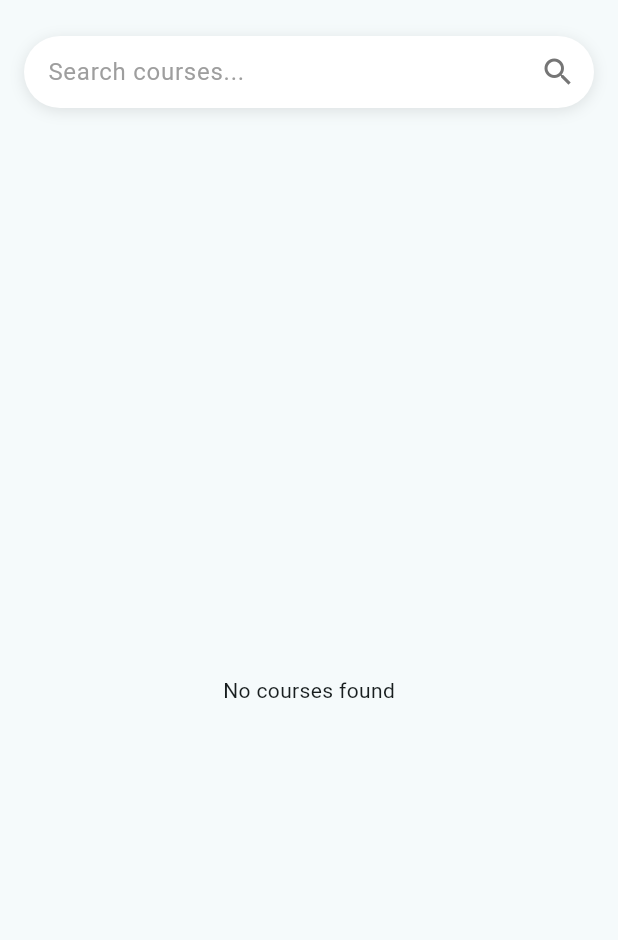
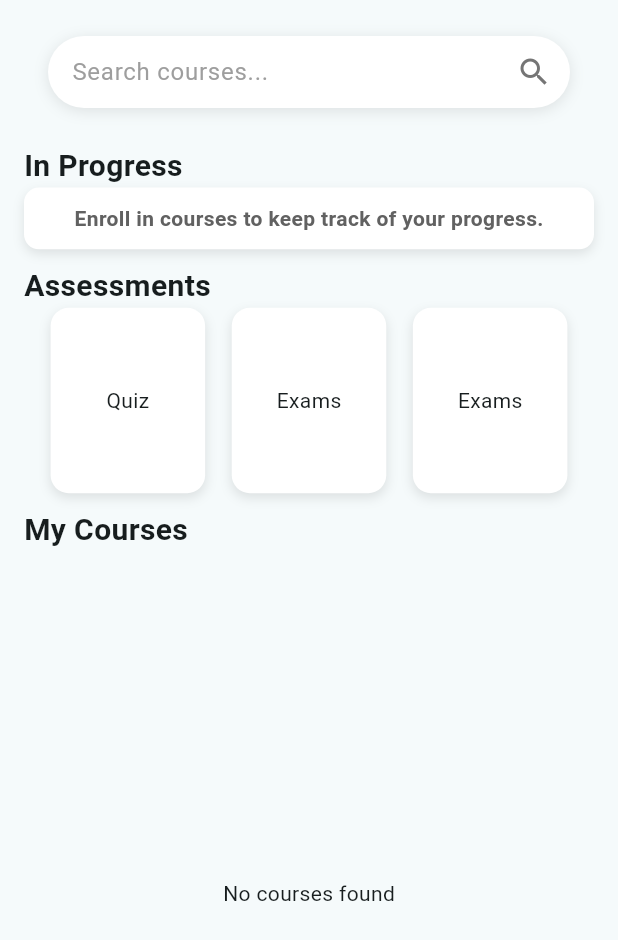
Before and after one commit to wame2-web/EduReach, a Flutter app: the StudentContent screen opened directly, on a phone screen of 412 x 824 dp. Shown: the top 940 px of the screen. Run offline on Flutter 3.47's test engine with Material 3 defaults, Android fonts, the phone set to English and light mode, and no system bars; our stand-ins replace cached_network_image, cloud_firestore, firebase_auth, firebase_core, firebase_storage, flutter_cache_manager and 1 more; missing offline and left inert: file_icon; accounts and stored records are empty.

Commit message:
Feat: add assessments

```diff
--- a/lib/features/personalisation/views/student/dashboard_content.dart
+++ b/lib/features/personalisation/views/student/dashboard_content.dart
@@ -19,8 +19,17 @@ class _StudentContentState extends State<StudentContent> {
 
   @override
   Widget build(BuildContext context) {
+
+    // Get Device Screen Size
+    final double screenSizeWidth = MediaQuery.of(context).size.width;
+    final double screenSizeHeight = MediaQuery.of(context).size.height;
+
     return Scaffold(
-      body: Column(
+      body: Padding(
+        padding: const EdgeInsets.only(left: 16.0, right: 16.0),
+        child: Column(
+          mainAxisAlignment: MainAxisAlignment.start,
+          crossAxisAlignment: CrossAxisAlignment.start,
           children: [
 
             const SizedBox(height: 16),
@@ -37,6 +46,138 @@ class _StudentContentState extends State<StudentContent> {
             ),
 
             const SizedBox(height: 16),
+
+            Container(
+              child: Column(
+                mainAxisAlignment: MainAxisAlignment.start,
+                crossAxisAlignment: CrossAxisAlignment.start,
+                children: [
+
+                  // In progress text
+                  Text(
+                    "In Progress",
+                    style: TextStyle(
+                      fontSize: 20,
+                      fontWeight: FontWeight.bold,
+                    ),
+                  ),
+
+                  Container(
+                    width: screenSizeWidth ,
+                    height: screenSizeHeight * 0.05,
+                    // padding: EdgeInsets.all(5),
+                    alignment: Alignment.center,
+                    decoration: BoxDecoration(
+                      color: Colors.white,
+                      borderRadius: BorderRadius.circular(10),
+                      boxShadow: [
+                        BoxShadow(
+                          color: Colors.black.withOpacity(0.1),
+                          blurRadius: 6,
+                          offset: const Offset(0, 3),
+                        ),
+                      ],
+                    ),
+                    child: Text(
+                      "Enroll in courses to keep track of your progress.",
+                      style: TextStyle(
+                        fontSize: 14,
+                        fontWeight: FontWeight.bold,
+                        color: Colors.grey.shade700
+                      ),
+                    ),
+                  ),
+                ],
+              ),
+            ),
+
+            const SizedBox(height: 10),
+
+            Text(
+              "Assessments",
+              style: TextStyle(
+                fontSize: 20,
+                fontWeight: FontWeight.bold,
+              ),
+            ),
+
+            Row(
+              mainAxisAlignment: MainAxisAlignment.spaceEvenly,
+              children: [
+
+                // Quiz
+                Container(
+                  width: screenSizeWidth * 0.25,
+                  height: screenSizeHeight * 0.15,
+                  alignment: Alignment.center,
+                  decoration: BoxDecoration(
+                    color: Colors.white,
+                    borderRadius: BorderRadius.circular(12),
+                    boxShadow: [
+                      BoxShadow(
+                        color: Colors.black.withOpacity(0.1),
+                        blurRadius: 6,
+                        offset: const Offset(0, 3),
+                      ),
+                    ],
+                  ),
+
+                  child: Text("Quiz"),
+                ),
+
+                // Exams
+                Container(
+                  width: screenSizeWidth * 0.25,
+                  height: screenSizeHeight * 0.15,
+                  alignment: Alignment.center,
+                  decoration: BoxDecoration(
+                    color: Colors.white,
+                    borderRadius: BorderRadius.circular(12),
+                    boxShadow: [
+                      BoxShadow(
+                        color: Colors.black.withOpacity(0.1),
+                        blurRadius: 6,
+                        offset: const Offset(0, 3),
+                      ),
+                    ],
+                  ),
+
+                  child: Text("Exams"),
+                ),
+
+                // Exams
+                Container(
+                  width: screenSizeWidth * 0.25,
+                  height: screenSizeHeight * 0.15,
+                  alignment: Alignment.center,
+                  decoration: BoxDecoration(
+                    color: Colors.white,
+                    borderRadius: BorderRadius.circular(12),
+                    boxShadow: [
+                      BoxShadow(
+                        color: Colors.black.withOpacity(0.1),
+                        blurRadius: 6,
+                        offset: const Offset(0, 3),
+                      ),
+                    ],
+                  ),
+
+                  child: Text("Exams"),
+                ),
+
+              ],
+            ),
+
+            const SizedBox(height: 10),
+
+            Text(
+                "My Courses",
+              style: TextStyle(
+                fontSize: 20,
+                fontWeight: FontWeight.bold,
+              ),
+            ),
+
 
             // Courses Grid
             Expanded(
@@ -93,6 +234,7 @@ class _StudentContentState extends State<StudentContent> {
 
           ],
         ),
+      ),
     );
   }
 
```
Lines whose indentation alone changed are shown as unchanged.
